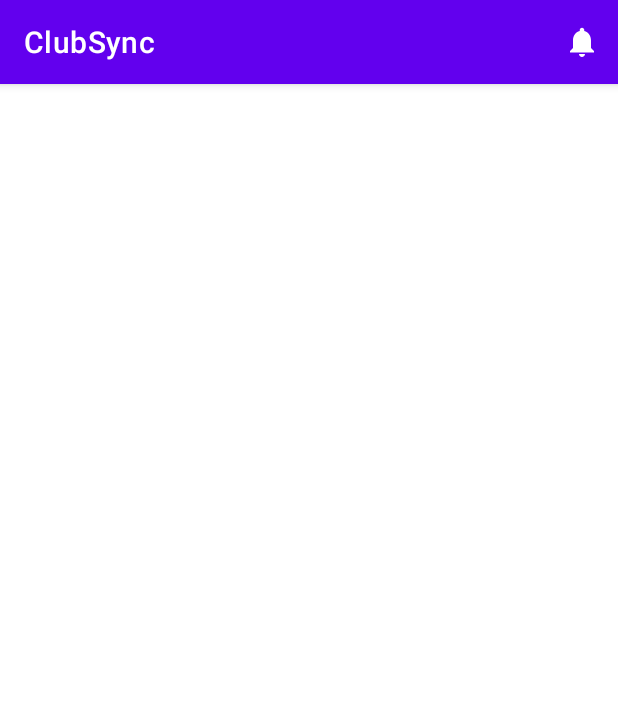
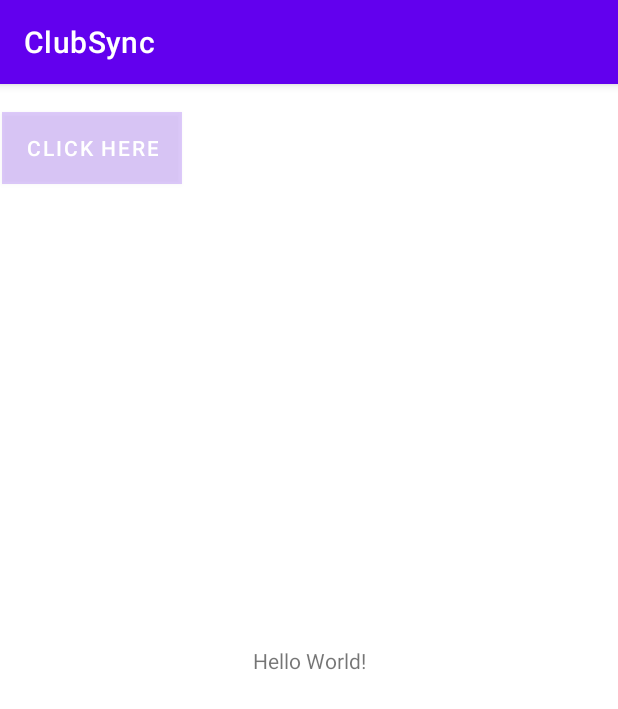
Before and after one commit to Sewmi1216/clubsync, an Android app: the screen it shows after launch (MainActivity), on a phone screen of 412 x 824 dp. Shown: the top 709 px of the screen. Run offline under Robolectric (Android 15) with nearby library versions, the phone set to English and light mode, and no system bars.

```diff
--- a/app/src/main/java/com/example/clubsync/HomeActivity.java
+++ b/app/src/main/java/com/example/clubsync/HomeActivity.java
@@ -26,7 +26,7 @@ public class HomeActivity extends AppCompatActivity {
         // Passing each menu ID as a set of Ids because each
         // menu should be considered as top level destinations.
         AppBarConfiguration appBarConfiguration = new AppBarConfiguration.Builder(
-                R.id.navigation_home, R.id.navigation_dashboard, R.id.navigation_notifications)
+                R.id.navigation_home, R.id.navigation_explore, R.id.navigation_profile, R.id.navigation_news)
                 .build();
         NavController navController = Navigation.findNavController(this, R.id.nav_host_fragment_activity_home);
         NavigationUI.setupActionBarWithNavController(this, navController, appBarConfiguration);
--- a/app/src/main/java/com/example/clubsync/MainActivity.java
+++ b/app/src/main/java/com/example/clubsync/MainActivity.java
@@ -13,17 +13,17 @@ public class MainActivity extends AppCompatActivity {
     protected void onCreate(Bundle savedInstanceState) {
         super.onCreate(savedInstanceState);
         setContentView(R.layout.activity_main);
-//        button = (Button) findViewById(R.id.result);
-//        button.setOnClickListener(new View.OnClickListener() {
-//            @Override
-//            public void onClick(View v) {
-//                openResultPage();
-//            }
-//        });
+        button = (Button) findViewById(R.id.result);
+        button.setOnClickListener(new View.OnClickListener() {
+            @Override
+            public void onClick(View v) {
+                openResultPage();
+            }
+        });
     }
 
-//    public  void openResultPage(){
-//        Intent intent = new Intent(this, HomeActivity.class);
-//        startActivity(intent);
-//    }
+    public  void openResultPage(){
+        Intent intent = new Intent(this, HomeActivity.class);
+        startActivity(intent);
+    }
 }
--- a/app/src/main/java/com/example/clubsync/ui/explore/ExploreFragment.java
+++ b/app/src/main/java/com/example/clubsync/ui/explore/ExploreFragment.java
@@ -18,14 +18,14 @@ public class ExploreFragment extends Fragment {
 
     public View onCreateView(@NonNull LayoutInflater inflater,
                              ViewGroup container, Bundle savedInstanceState) {
-        ExplorerViewModel explorerViewModel =
-                new ViewModelProvider(this).get(ExplorerViewModel.class);
+        ExploreViewModel exploreViewModel =
+                new ViewModelProvider(this).get(ExploreViewModel.class);
 
         binding = FragmentExploreBinding.inflate(inflater, container, false);
         View root = binding.getRoot();
 
         final TextView textView = binding.textExplore;
-        explorerViewModel.getText().observe(getViewLifecycleOwner(), textView::setText);
+        exploreViewModel.getText().observe(getViewLifecycleOwner(), textView::setText);
         return root;
     }
 
--- a/app/src/main/java/com/example/clubsync/ui/explore/ExplorerViewModel.java
+++ b/app/src/main/java/com/example/clubsync/ui/explore/ExploreViewModel.java
@@ -4,11 +4,11 @@ import androidx.lifecycle.LiveData;
 import androidx.lifecycle.MutableLiveData;
 import androidx.lifecycle.ViewModel;
 
-public class ExplorerViewModel extends ViewModel {
+public class ExploreViewModel extends ViewModel {
 
     private final MutableLiveData<String> mText;
 
-    public ExplorerViewModel() {
+    public ExploreViewModel() {
         mText = new MutableLiveData<>();
         mText.setValue("This is explorer fragment");
     }
--- a/app/src/main/java/com/example/clubsync/ui/profile/ProfileViewModel.java
+++ b/app/src/main/java/com/example/clubsync/ui/profile/ProfileViewModel.java
@@ -10,7 +10,7 @@ public class ProfileViewModel extends ViewModel {
 
     public ProfileViewModel() {
         mText = new MutableLiveData<>();
-        mText.setValue("This is notifications fragment");
+        mText.setValue("This is profile fragment");
     }
 
     public LiveData<String> getText() {
--- a/app/src/main/res/layout/activity_main.xml
+++ b/app/src/main/res/layout/activity_main.xml
@@ -1,49 +1,32 @@
 <?xml version="1.0" encoding="utf-8"?>
-<androidx.coordinatorlayout.widget.CoordinatorLayout xmlns:android="http://schemas.android.com/apk/res/android"
+<androidx.constraintlayout.widget.ConstraintLayout xmlns:android="http://schemas.android.com/apk/res/android"
     xmlns:app="http://schemas.android.com/apk/res-auto"
     xmlns:tools="http://schemas.android.com/tools"
     android:layout_width="match_parent"
     android:layout_height="match_parent"
     tools:context=".MainActivity">
 
-    <com.google.android.material.appbar.AppBarLayout
-        android:layout_width="match_parent"
-        android:layout_height="wrap_content">
+    <Button
+        android:id="@+id/result"
+        android:layout_width="wrap_content"
+        android:layout_height="wrap_content"
+        android:layout_centerHorizontal="true"
+        android:layout_marginEnd="289dp"
+        android:layout_marginBottom="683dp"
+        android:background="#33FFFFFF"
+        android:text="Click Here"
+        app:layout_constraintBottom_toBottomOf="parent"
+        app:layout_constraintEnd_toEndOf="parent"
+        app:layout_constraintStart_toStartOf="parent"
+        app:layout_constraintTop_toTopOf="parent" />
 
-        <com.google.android.material.appbar.MaterialToolbar
-            android:id="@+id/appBar"
-            android:layout_width="match_parent"
-            android:layout_height="?attr/actionBarSize"
-            app:title="ClubSync"
-            app:menu="@menu/top_bar"
-            app:titleTextColor="@color/white" />
+    <TextView
+        android:layout_width="wrap_content"
+        android:layout_height="wrap_content"
+        android:text="Hello World!"
+        app:layout_constraintBottom_toBottomOf="parent"
+        app:layout_constraintEnd_toEndOf="parent"
+        app:layout_constraintStart_toStartOf="parent"
+        app:layout_constraintTop_toTopOf="parent" />
 
-
-
-    </com.google.android.material.appbar.AppBarLayout>
-
-
-
-
-<!--    <Button-->
-<!--        android:id="@+id/result"-->
-<!--        android:layout_width="wrap_content"-->
-<!--        android:layout_height="wrap_content"-->
-<!--        android:layout_centerHorizontal="true"-->
-<!--        android:layout_marginBottom="683dp"-->
-<!--        android:background="#33FFFFFF"-->
-<!--        android:text="Click Here"-->
-<!--        app:layout_constraintBottom_toBottomOf="parent"-->
-<!--        app:layout_constraintStart_toStartOf="parent"-->
-<!--        app:layout_constraintTop_toTopOf="parent" />-->
-
-<!--    <TextView-->
-<!--        android:layout_width="wrap_content"-->
-<!--        android:layout_height="wrap_content"-->
-<!--        android:text="Hello World!"-->
-<!--        app:layout_constraintBottom_toBottomOf="parent"-->
-<!--        app:layout_constraintEnd_toEndOf="parent"-->
-<!--        app:layout_constraintStart_toStartOf="parent"-->
-<!--        app:layout_constraintTop_toTopOf="parent" />-->
-
-</androidx.coordinatorlayout.widget.CoordinatorLayout>
+</androidx.constraintlayout.widget.ConstraintLayout>
--- a/app/src/main/res/layout/fragment_explore.xml
+++ b/app/src/main/res/layout/fragment_explore.xml
@@ -4,7 +4,7 @@
     xmlns:tools="http://schemas.android.com/tools"
     android:layout_width="match_parent"
     android:layout_height="match_parent"
-    tools:context=".ui.profile.ProfileFragment">
+    tools:context=".ui.explore.ExploreFragment">
 
     <TextView
         android:id="@+id/text_explore"
--- a/app/src/main/res/layout/fragment_profile.xml
+++ b/app/src/main/res/layout/fragment_profile.xml
@@ -4,7 +4,7 @@
     xmlns:tools="http://schemas.android.com/tools"
     android:layout_width="match_parent"
     android:layout_height="match_parent"
-    tools:context=".ui.explore.ExploreFragment">
+    tools:context=".ui.profile.ProfileFragment">
 
     <TextView
         android:id="@+id/text_profile"
--- a/app/src/main/res/values/strings.xml
+++ b/app/src/main/res/values/strings.xml
@@ -1,9 +1,9 @@
 <resources>
-    <string name="app_name">clubsync</string>
+    <string name="app_name">ClubSync</string>
     <string name="title_activity_profile">Profile</string>
     <string name="tab_text_1">Tab 1</string>
     <string name="tab_text_2">Tab 2</string>
-    <string name="title_activity_explorer">Explorer</string>
+    <string name="title_activity_explore">Explore</string>
     <string name="title_home">Home</string>
     <string name="title_explore">Explore</string>
     <string name="title_profile">Profile</string>
--- a/app/src/main/res/values/themes.xml
+++ b/app/src/main/res/values/themes.xml
@@ -1,6 +1,6 @@
 <resources xmlns:tools="http://schemas.android.com/tools">
     <!-- Base application theme. -->
-    <style name="Theme.Clubsync" parent="Theme.MaterialComponents.DayNight.NoActionBar">
+    <style name="Theme.Clubsync" parent="Theme.MaterialComponents.DayNight.DarkActionBar">
         <!-- Primary brand color. -->
         <item name="colorPrimary">@color/purple_500</item>
         <item name="colorPrimaryVariant">@color/purple_700</item>
```
Also changed, not shown: app/src/main/java/com/example/clubsync/ui/news/NewsFragment.java (added, +38 -0 lines), app/src/main/java/com/example/clubsync/ui/news/NewsViewModel.java (added, +18 -0 lines), app/src/main/res/layout/content_main.xml (added, +20 -0 lines), app/src/main/res/layout/fragment_news.xml (added, +22 -0 lines), app/src/main/res/menu/bottom_nav_menu.xml (+6 -2 lines), app/src/main/res/navigation/mobile_navigation3.xml (+10 -5 lines), 81 other files.
